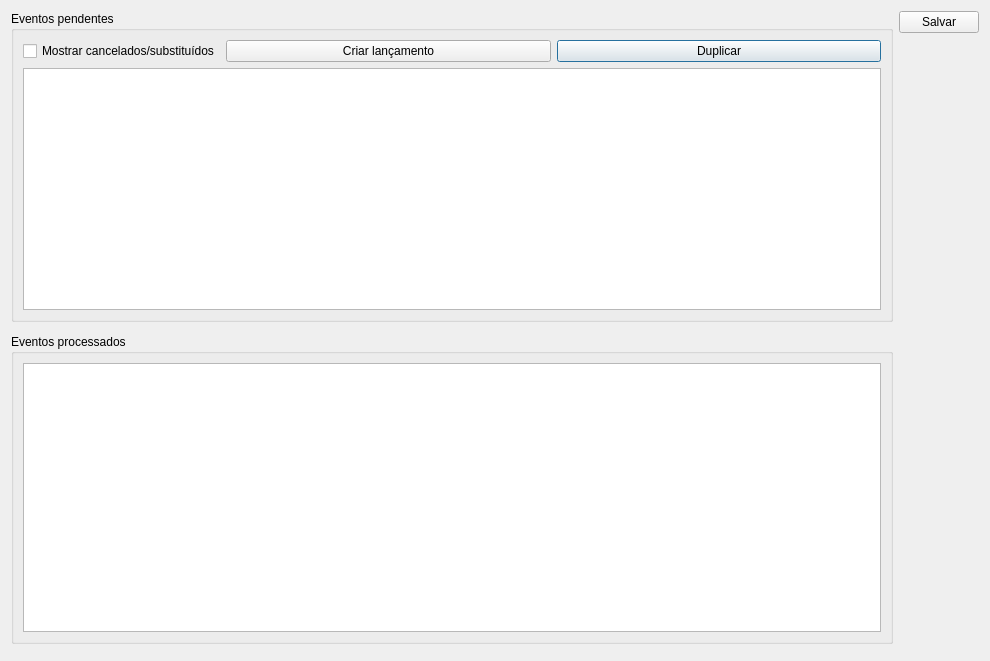
Before: the Qt Designer form ui/contas.ui in darktorres/ERP-STACCATO, drawn with Qt 5.
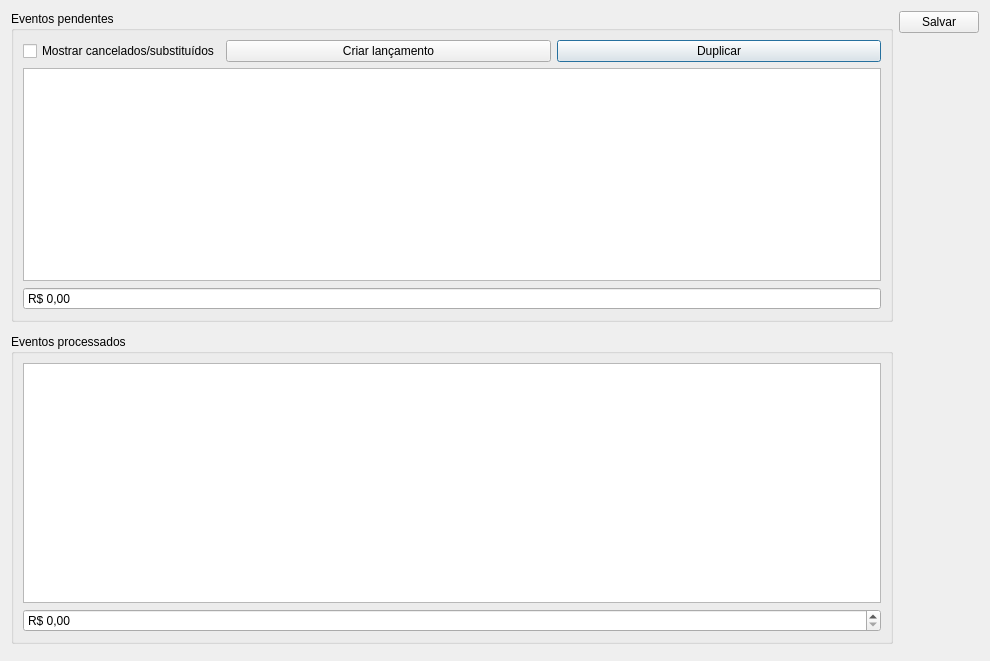
After: the same form once the commit is applied. Custom widgets are drawn as their Qt base class.

Commit message: Auto-soma de valores

What changed in the file:
```diff
--- a/ui/contas.ui
+++ b/ui/contas.ui
@@ -36,6 +36,16 @@
         </property>
        </widget>
       </item>
+      <item row="1" column="0">
+       <widget class="QDoubleSpinBox" name="doubleSpinBoxSomaProcessados">
+        <property name="prefix">
+         <string>R$ </string>
+        </property>
+        <property name="maximum">
+         <double>9999999.990000000223517</double>
+        </property>
+       </widget>
+      </item>
      </layout>
     </widget>
    </item>
@@ -45,6 +55,16 @@
       <string>Eventos pendentes</string>
      </property>
      <layout class="QGridLayout" name="gridLayout_5">
+      <item row="1" column="0">
+       <widget class="TableView" name="tablePendentes">
+        <property name="mouseTracking">
+         <bool>true</bool>
+        </property>
+        <property name="sortingEnabled">
+         <bool>true</bool>
+        </property>
+       </widget>
+      </item>
       <item row="0" column="0">
        <layout class="QGridLayout" name="gridLayout">
         <item row="0" column="2">
@@ -76,14 +96,23 @@
         </item>
        </layout>
       </item>
-      <item row="1" column="0">
-       <widget class="TableView" name="tablePendentes">
-        <property name="mouseTracking">
+      <item row="2" column="0">
+       <widget class="QDoubleSpinBox" name="doubleSpinBoxSomaPendentes">
+        <property name="readOnly">
          <bool>true</bool>
         </property>
-        <property name="sortingEnabled">
+        <property name="buttonSymbols">
+         <enum>QAbstractSpinBox::NoButtons</enum>
+        </property>
+        <property name="showGroupSeparator" stdset="0">
          <bool>true</bool>
         </property>
+        <property name="prefix">
+         <string>R$ </string>
+        </property>
+        <property name="maximum">
+         <double>9999999.990000000223517</double>
+        </property>
        </widget>
       </item>
      </layout>
```
The commit also changes 8 other files.
